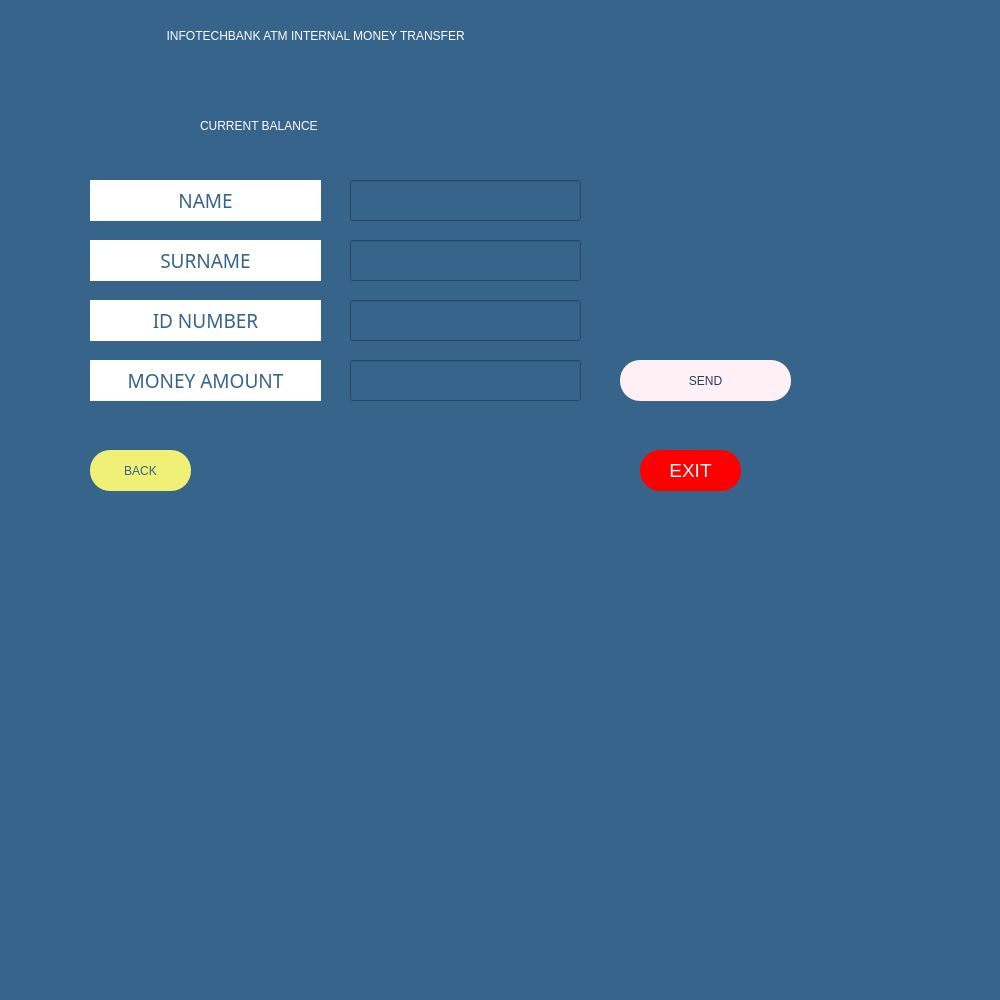
The window that internal.ui (melihorhanyilmaz/Project) describes before a commit, drawn with Qt 5.
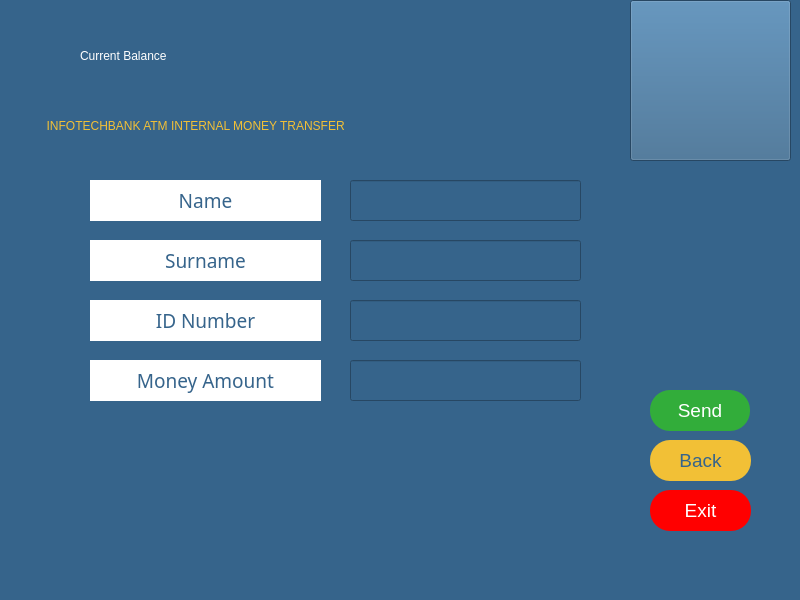
The same window after the commit. Icons and pictures are not drawn.

The edit to the form file:
```diff
--- a/internal.ui
+++ b/internal.ui
@@ -6,8 +6,8 @@
    <rect>
     <x>0</x>
     <y>0</y>
-    <width>1000</width>
-    <height>1000</height>
+    <width>800</width>
+    <height>600</height>
    </rect>
   </property>
   <property name="windowTitle">
@@ -22,20 +22,20 @@
    <widget class="QPushButton" name="B_send">
     <property name="geometry">
      <rect>
-      <x>620</x>
-      <y>360</y>
-      <width>171</width>
+      <x>650</x>
+      <y>390</y>
+      <width>100</width>
       <height>41</height>
      </rect>
     </property>
     <property name="styleSheet">
-     <string notr="true">background-color: rgb(255, 240, 245);
-color: rgb(34, 64, 89);
-font: 63 14pt &quot;Montserrat SemiBold&quot;;
-border-radius: 20 </string>
+     <string notr="true">background-color: rgb(50, 173, 58);
+font: 63 14pt ;Montserrat SemiBold;
+border-radius: 20;
+color: rgb(255, 255, 255);</string>
     </property>
     <property name="text">
-     <string>SEND</string>
+     <string>Send</string>
     </property>
     <property name="icon">
      <iconset>
@@ -65,17 +65,15 @@
    <widget class="QLabel" name="la_welcome">
     <property name="geometry">
      <rect>
-      <x>160</x>
-      <y>0</y>
-      <width>511</width>
+      <x>40</x>
+      <y>90</y>
+      <width>701</width>
       <height>71</height>
      </rect>
     </property>
     <property name="styleSheet">
-     <string notr="true">
-font: 75 16pt &quot;MS Shell Dlg 2&quot;;
-color: rgb(255, 255, 255);
-</string>
+     <string notr="true">color: rgb(242, 192, 54);
+font: 75 18pt &quot;MS Shell Dlg 2&quot;;</string>
     </property>
     <property name="text">
      <string>  INFOTECHBANK ATM INTERNAL MONEY TRANSFER</string>
@@ -101,8 +99,8 @@
    <widget class="QPushButton" name="B_exit">
     <property name="geometry">
      <rect>
-      <x>640</x>
-      <y>450</y>
+      <x>650</x>
+      <y>490</y>
       <width>101</width>
       <height>41</height>
      </rect>
@@ -114,7 +112,7 @@
 color: rgb(255, 255, 255);</string>
     </property>
     <property name="text">
-     <string>EXIT</string>
+     <string>Exit</string>
     </property>
     <property name="icon">
      <iconset>
@@ -145,7 +143,7 @@
 background-color: rgb(255, 255, 255);</string>
     </property>
     <property name="text">
-     <string>ID NUMBER</string>
+     <string>ID Number</string>
     </property>
     <property name="alignment">
      <set>Qt::AlignCenter</set>
@@ -175,7 +173,7 @@
 background-color: rgb(255, 255, 255);</string>
     </property>
     <property name="text">
-     <string>SURNAME</string>
+     <string>Surname</string>
     </property>
     <property name="alignment">
      <set>Qt::AlignCenter</set>
@@ -205,7 +203,7 @@
 background-color: rgb(255, 255, 255);</string>
     </property>
     <property name="text">
-     <string>MONEY AMOUNT</string>
+     <string>Money Amount</string>
     </property>
     <property name="alignment">
      <set>Qt::AlignCenter</set>
@@ -248,8 +246,8 @@
    <widget class="QLabel" name="la_balance">
     <property name="geometry">
      <rect>
-      <x>420</x>
-      <y>100</y>
+      <x>270</x>
+      <y>30</y>
       <width>261</width>
       <height>51</height>
      </rect>
@@ -305,7 +303,7 @@
 background-color: rgb(255, 255, 255);</string>
     </property>
     <property name="text">
-     <string>NAME</string>
+     <string>Name</string>
     </property>
     <property name="alignment">
      <set>Qt::AlignCenter</set>
@@ -314,21 +312,21 @@
    <widget class="QPushButton" name="B_back">
     <property name="geometry">
      <rect>
-      <x>90</x>
-      <y>450</y>
+      <x>650</x>
+      <y>440</y>
       <width>101</width>
       <height>41</height>
      </rect>
     </property>
     <property name="styleSheet">
-     <string notr="true">background-color: rgb(240, 240, 119);
+     <string notr="true">background-color: rgb(242, 192, 54);
 color: rgb(54, 100, 139);
-font: 63 14pt &quot;Montserrat SemiBold&quot;;
+font: 63 14pt ;Montserrat SemiBold;
 border-radius: 20;
 </string>
     </property>
     <property name="text">
-     <string>BACK</string>
+     <string>Back</string>
     </property>
     <property name="checkable">
      <bool>false</bool>
@@ -337,8 +335,8 @@
    <widget class="QLabel" name="la_welcome_2">
     <property name="geometry">
      <rect>
-      <x>200</x>
-      <y>100</y>
+      <x>80</x>
+      <y>30</y>
       <width>191</width>
       <height>51</height>
      </rect>
@@ -350,7 +348,36 @@
 </string>
     </property>
     <property name="text">
-     <string>CURRENT BALANCE</string>
+     <string>Current Balance</string>
+    </property>
+   </widget>
+   <widget class="QPushButton" name="pushButton">
+    <property name="geometry">
+     <rect>
+      <x>630</x>
+      <y>0</y>
+      <width>161</width>
+      <height>161</height>
+     </rect>
+    </property>
+    <property name="contextMenuPolicy">
+     <enum>Qt::DefaultContextMenu</enum>
+    </property>
+    <property name="styleSheet">
+     <string notr="true"/>
+    </property>
+    <property name="text">
+     <string/>
+    </property>
+    <property name="icon">
+     <iconset>
+      <normaloff>logo.png</normaloff>logo.png</iconset>
+    </property>
+    <property name="iconSize">
+     <size>
+      <width>150</width>
+      <height>150</height>
+     </size>
     </property>
    </widget>
   </widget>
```
Left out of the diff: 2 changed lines with no effect on the pictures.
